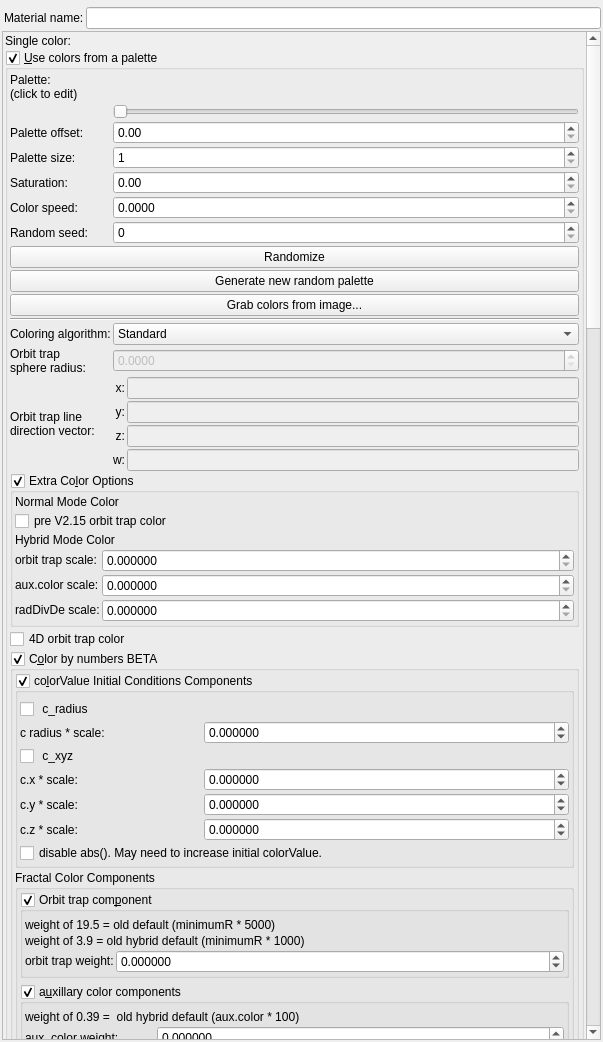
Qt form mandelbulber2/qt/material_editor.ui (buddhi1980/mandelbulber2) before a commit.
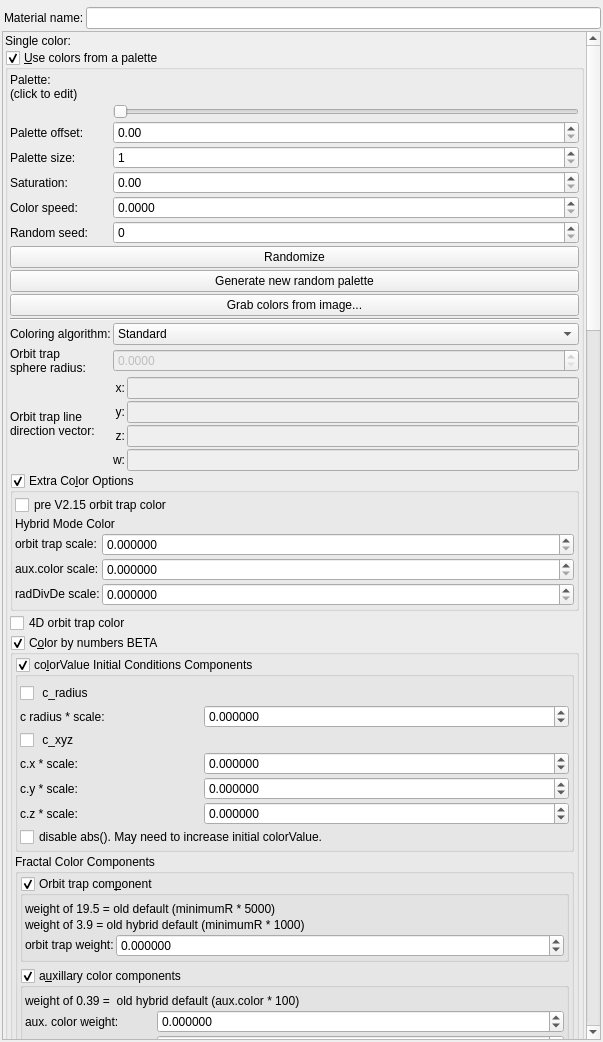
The same form after that commit. Icons and pictures are not drawn. Custom widgets are drawn as their Qt base class.

Commit message: fix another color mistake

What changed in the file:
```diff
--- a/mandelbulber2/qt/material_editor.ui
+++ b/mandelbulber2/qt/material_editor.ui
@@ -83,7 +83,7 @@
         <x>0</x>
         <y>0</y>
         <width>583</width>
-        <height>4019</height>
+        <height>3996</height>
        </rect>
       </property>
       <layout class="QVBoxLayout" name="verticalLayout_2">
@@ -679,14 +679,7 @@
              </property>
              <item>
               <layout class="QGridLayout" name="gridLayout" columnstretch="0">
-               <item row="1" column="0">
-                <widget class="MyCheckBox" name="checkBox_fractal_coloring_color_preV215_false">
-                 <property name="text">
-                  <string notr="true">pre V2.15 orbit trap color</string>
-                 </property>
-                </widget>
-               </item>
-               <item row="3" column="0">
+               <item row="2" column="0">
                 <widget class="QLabel" name="label_63">
                  <property name="text">
                   <string>Hybrid Mode Color</string>
@@ -694,9 +687,9 @@
                 </widget>
                </item>
                <item row="0" column="0">
-                <widget class="QLabel" name="label_61">
+                <widget class="MyCheckBox" name="checkBox_fractal_coloring_color_preV215_false">
                  <property name="text">
-                  <string>Normal Mode Color </string>
+                  <string notr="true">pre V2.15 orbit trap color</string>
                  </property>
                 </widget>
                </item>
```
The commit also changes 2 other files.
